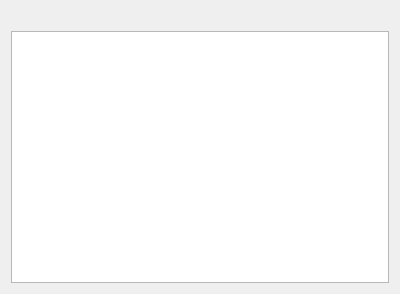
This is ui/import_hdf5.ui in veusz/veusz as Qt 5 draws it before an edit. The edited form follows.
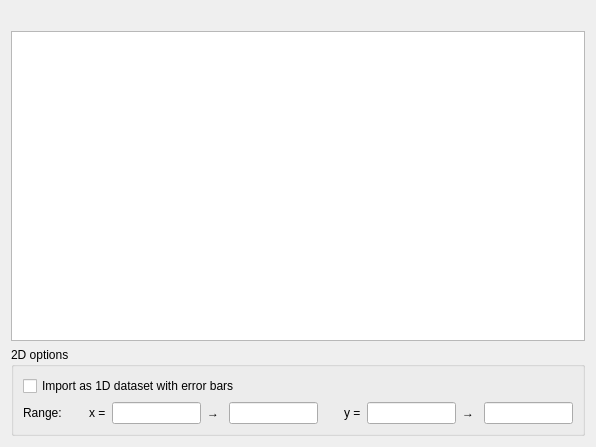
This is the edited form.

Commit message: Implement ranges for 2d datasets Add button to import 2d as 1d Add vsz_twod_as_oned attribute to treat 2d datasets as 1d

```diff
--- a/ui/import_hdf5.ui
+++ b/ui/import_hdf5.ui
@@ -6,14 +6,14 @@
    <rect>
     <x>0</x>
     <y>0</y>
-    <width>400</width>
-    <height>294</height>
+    <width>596</width>
+    <height>447</height>
    </rect>
   </property>
   <property name="windowTitle">
    <string>Form</string>
   </property>
-  <layout class="QVBoxLayout" name="verticalLayout">
+  <layout class="QVBoxLayout" name="verticalLayout_2">
    <item>
     <widget class="QLabel" name="hdfimportstatus">
      <property name="text">
@@ -24,6 +24,99 @@
    <item>
     <widget class="QTreeView" name="hdftreeview"/>
    </item>
+   <item>
+    <widget class="QGroupBox" name="hdftwodgrp">
+     <property name="title">
+      <string>2D options</string>
+     </property>
+     <layout class="QVBoxLayout" name="verticalLayout">
+      <item>
+       <widget class="QCheckBox" name="hdftwodimport1d">
+        <property name="text">
+         <string>Import as 1D dataset with error bars</string>
+        </property>
+       </widget>
+      </item>
+      <item>
+       <layout class="QHBoxLayout" name="horizontalLayout">
+        <item>
+         <widget class="QLabel" name="label">
+          <property name="text">
+           <string>Range:</string>
+          </property>
+         </widget>
+        </item>
+        <item>
+         <spacer name="horizontalSpacer_2">
+          <property name="orientation">
+           <enum>Qt::Horizontal</enum>
+          </property>
+          <property name="sizeHint" stdset="0">
+           <size>
+            <width>40</width>
+            <height>20</height>
+           </size>
+          </property>
+         </spacer>
+        </item>
+        <item>
+         <widget class="QLabel" name="label_2">
+          <property name="text">
+           <string>x =</string>
+          </property>
+         </widget>
+        </item>
+        <item>
+         <widget class="QLineEdit" name="hdftwodminx"/>
+        </item>
+        <item>
+         <widget class="QLabel" name="label_3">
+          <property name="text">
+           <string>→ </string>
+          </property>
+         </widget>
+        </item>
+        <item>
+         <widget class="QLineEdit" name="hdftwodmaxx"/>
+        </item>
+        <item>
+         <spacer name="horizontalSpacer">
+          <property name="orientation">
+           <enum>Qt::Horizontal</enum>
+          </property>
+          <property name="sizeHint" stdset="0">
+           <size>
+            <width>40</width>
+            <height>20</height>
+           </size>
+          </property>
+         </spacer>
+        </item>
+        <item>
+         <widget class="QLabel" name="label_4">
+          <property name="text">
+           <string>y =</string>
+          </property>
+         </widget>
+        </item>
+        <item>
+         <widget class="QLineEdit" name="hdftwodminy"/>
+        </item>
+        <item>
+         <widget class="QLabel" name="label_5">
+          <property name="text">
+           <string>→ </string>
+          </property>
+         </widget>
+        </item>
+        <item>
+         <widget class="QLineEdit" name="hdftwodmaxy"/>
+        </item>
+       </layout>
+      </item>
+     </layout>
+    </widget>
+   </item>
   </layout>
  </widget>
  <resources/>
```
The commit also changes 3 other files.
